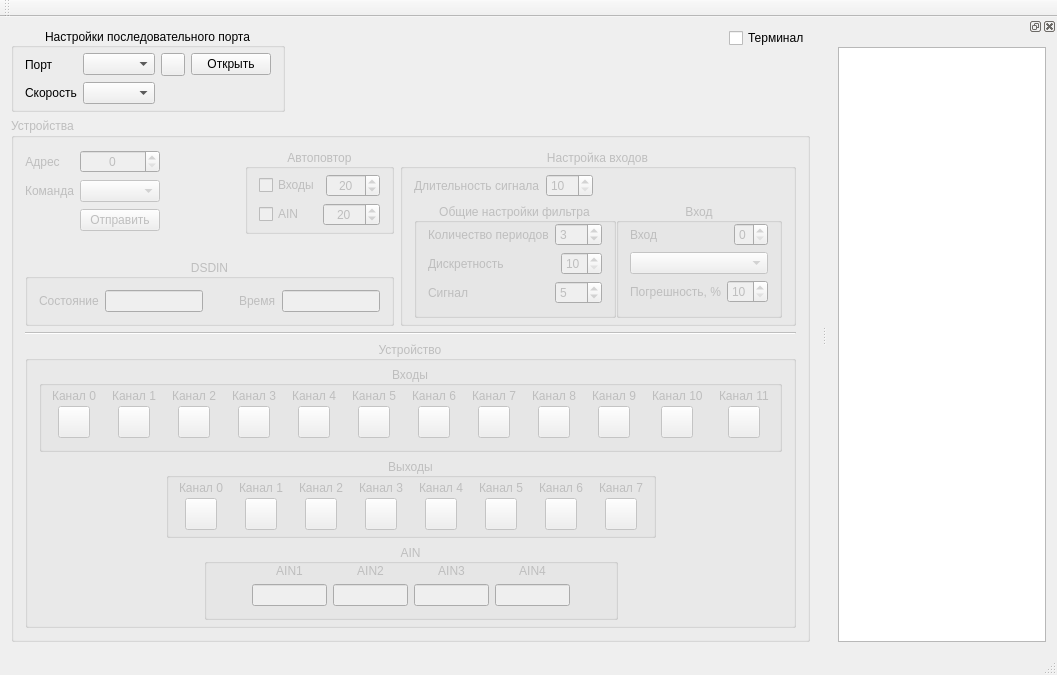
The window that mainwindow.ui (vlarry/emulator) describes before a commit, drawn with Qt 5.
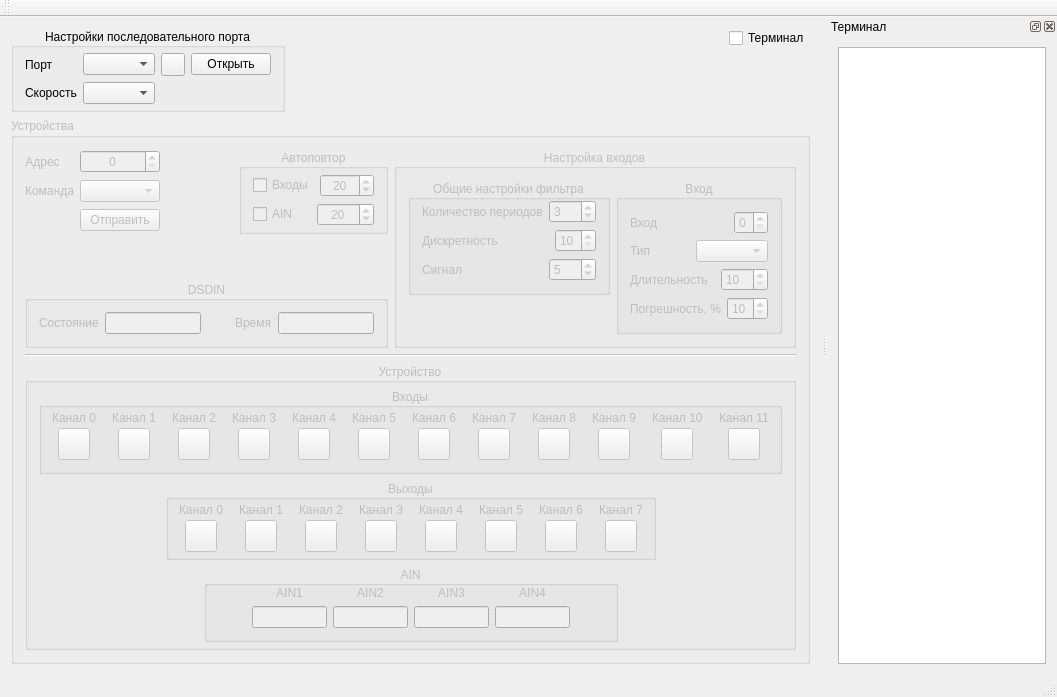
The same window after the commit. Icons and pictures are not drawn. Custom widgets are drawn as their Qt base class.

Commit message: Изменение интерфейса: длительность периода перенесена в настройки входа, т.к. сейчас это индивидуальный параметр. Изменение запроса на применение настроек входа.

Diff of the .ui file:
```diff
--- a/mainwindow.ui
+++ b/mainwindow.ui
@@ -191,7 +191,7 @@
       </property>
       <layout class="QVBoxLayout" name="verticalLayout_28">
        <item>
-        <layout class="QHBoxLayout" name="horizontalLayout_60">
+        <layout class="QHBoxLayout" name="horizontalLayout_61">
          <item>
           <layout class="QVBoxLayout" name="verticalLayout_7">
            <item>
@@ -295,19 +295,6 @@
                </item>
               </layout>
              </item>
-             <item>
-              <spacer name="horizontalSpacer_12">
-               <property name="orientation">
-                <enum>Qt::Horizontal</enum>
-               </property>
-               <property name="sizeHint" stdset="0">
-                <size>
-                 <width>40</width>
-                 <height>20</height>
-                </size>
-               </property>
-              </spacer>
-             </item>
              <item>
               <widget class="QGroupBox" name="gboxAutorepeat">
                <property name="enabled">
@@ -479,58 +466,9 @@
            <property name="alignment">
             <set>Qt::AlignCenter</set>
            </property>
+           <layout class="QHBoxLayout" name="horizontalLayout_60">
+            <item>
            <layout class="QVBoxLayout" name="verticalLayout_4">
-            <property name="topMargin">
-             <number>5</number>
-            </property>
-            <property name="bottomMargin">
-             <number>5</number>
-            </property>
-            <item>
-             <layout class="QHBoxLayout" name="horizontalLayout_9">
-              <item>
-               <widget class="QLabel" name="lblDuration">
-                <property name="text">
-                 <string>Длительность сигнала</string>
-                </property>
-                <property name="scaledContents">
-                 <bool>true</bool>
-                </property>
-               </widget>
-              </item>
-              <item>
-               <widget class="QSpinBox" name="sbDuration">
-                <property name="minimum">
-                 <number>10</number>
-                </property>
-                <property name="maximum">
-                 <number>100</number>
-                </property>
-                <property name="singleStep">
-                 <number>10</number>
-                </property>
-               </widget>
-              </item>
-              <item>
-               <spacer name="horizontalSpacer_7">
-                <property name="orientation">
-                 <enum>Qt::Horizontal</enum>
-                </property>
-                <property name="sizeHint" stdset="0">
-                 <size>
-                  <width>40</width>
-                  <height>20</height>
-                 </size>
-                </property>
-               </spacer>
-              </item>
-             </layout>
-            </item>
-            <item>
-             <layout class="QHBoxLayout" name="horizontalLayout_17">
-              <property name="spacing">
-               <number>0</number>
-              </property>
               <item>
                <widget class="QGroupBox" name="gboxInputSettingsFilter">
                 <property name="title">
@@ -680,6 +618,21 @@
                </widget>
               </item>
               <item>
+               <spacer name="verticalSpacer_2">
+                <property name="orientation">
+                 <enum>Qt::Vertical</enum>
+                </property>
+                <property name="sizeHint" stdset="0">
+                 <size>
+                  <width>20</width>
+                  <height>18</height>
+                 </size>
+                </property>
+               </spacer>
+              </item>
+             </layout>
+            </item>
+            <item>
                <widget class="QGroupBox" name="gboxInput">
                 <property name="title">
                  <string>Вход</string>
@@ -688,9 +641,6 @@
                  <set>Qt::AlignCenter</set>
                 </property>
                 <layout class="QVBoxLayout" name="verticalLayout_3">
-                 <property name="topMargin">
-                  <number>0</number>
-                 </property>
                  <item>
                   <layout class="QHBoxLayout" name="horizontalLayout_14">
                    <item>
@@ -729,8 +679,59 @@
                   </layout>
                  </item>
                  <item>
+                <layout class="QHBoxLayout" name="horizontalLayout_17">
+                 <item>
+                  <widget class="QLabel" name="label_9">
+                   <property name="text">
+                    <string>Тип</string>
+                   </property>
+                  </widget>
+                 </item>
+                 <item>
                   <widget class="QComboBox" name="cbInputType"/>
                  </item>
+                </layout>
+               </item>
+               <item>
+                <layout class="QHBoxLayout" name="horizontalLayout_9">
+                 <item>
+                  <widget class="QLabel" name="lblDuration">
+                   <property name="text">
+                    <string>Длительность</string>
+                   </property>
+                   <property name="scaledContents">
+                    <bool>true</bool>
+                   </property>
+                  </widget>
+                 </item>
+                 <item>
+                  <spacer name="horizontalSpacer_7">
+                   <property name="orientation">
+                    <enum>Qt::Horizontal</enum>
+                   </property>
+                   <property name="sizeHint" stdset="0">
+                    <size>
+                     <width>40</width>
+                     <height>20</height>
+                    </size>
+                   </property>
+                  </spacer>
+                 </item>
+                 <item>
+                  <widget class="QSpinBox" name="sbDuration">
+                   <property name="minimum">
+                    <number>10</number>
+                   </property>
+                   <property name="maximum">
+                    <number>100</number>
+                   </property>
+                   <property name="singleStep">
+                    <number>10</number>
+                   </property>
+                  </widget>
+                 </item>
+                </layout>
+               </item>
                  <item>
                   <layout class="QHBoxLayout" name="horizontalLayout_16">
                    <item>
@@ -762,8 +763,6 @@
                </widget>
               </item>
              </layout>
-            </item>
-           </layout>
           </widget>
          </item>
         </layout>
@@ -3622,6 +3621,12 @@
   </widget>
   <widget class="QStatusBar" name="statusBar"/>
   <widget class="QDockWidget" name="dwTerminal">
+   <property name="allowedAreas">
+    <set>Qt::AllDockWidgetAreas</set>
+   </property>
+   <property name="windowTitle">
+    <string>Терминал</string>
+   </property>
    <attribute name="dockWidgetArea">
     <number>2</number>
    </attribute>
```
Lines whose indentation alone changed are shown as unchanged. The commit also changes 3 other files.
